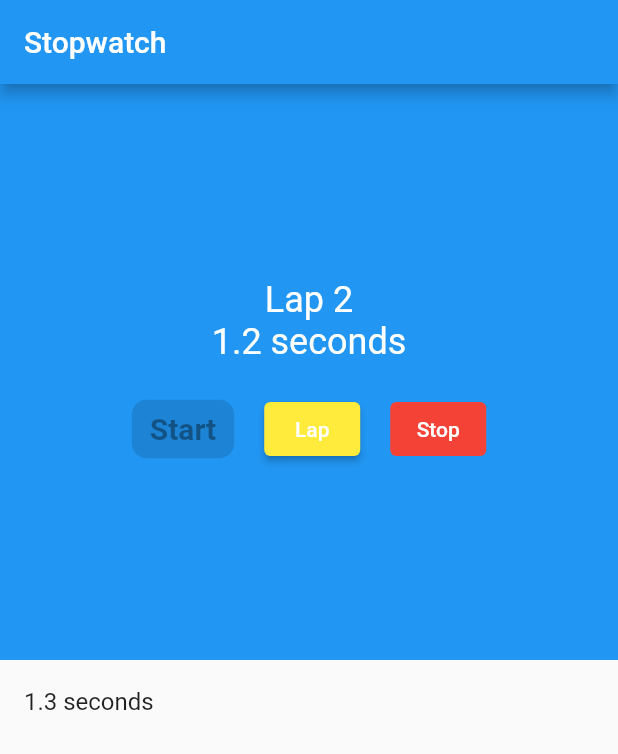
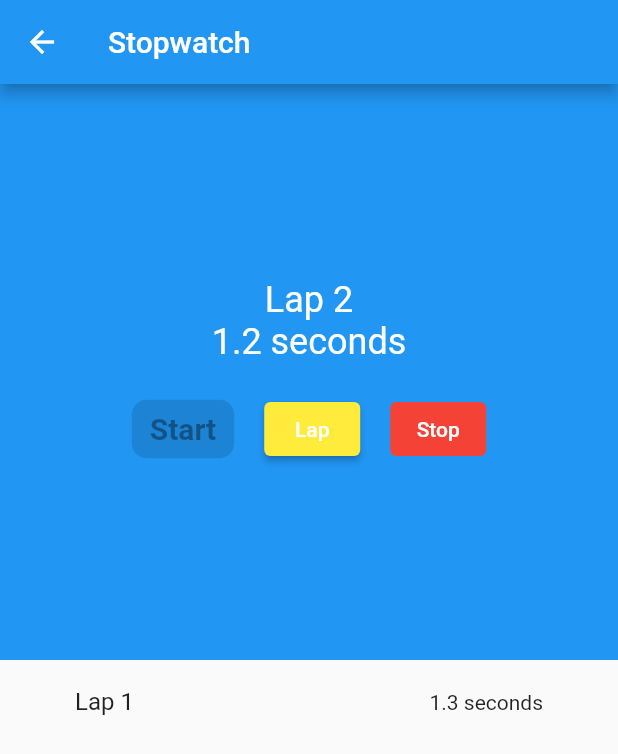
Before and after one commit to alvicaranzo/Stopwatch, a Flutter app: the StopWatch screen opened directly, after a tap on "Start", after a tap on "Lap", on a phone screen of 412 x 824 dp. Shown: the top 754 px of the screen. Run offline on Flutter 3.47's test engine with Material 2 defaults, Android fonts, the phone set to English and light mode, and no system bars.

Commit message:
Handling large datasets with list builders

```diff
--- a/lib/main.dart
+++ b/lib/main.dart
@@ -1,5 +1,7 @@
 import 'package:flutter/material.dart';
-import 'package:stopwatch/stopwatch.dart';
+//import 'package:stopwatch/stopwatch.dart';
+
+import 'login_screen.dart';
 
 void main() => runApp(const StopWatchApp());
 
@@ -10,7 +12,7 @@ class StopWatchApp extends StatelessWidget {
   @override
   Widget build(BuildContext context) {
     return const MaterialApp(
-      home: StopWatch(),
+      home: LoginScreen(),
     );
   }
 }
--- a/lib/stopwatch.dart
+++ b/lib/stopwatch.dart
@@ -11,6 +11,8 @@ class StopWatch extends StatefulWidget {
 class _StopWatchState extends State<StopWatch> {
   int milliseconds = 0;
   int seconds = 0;
+  final itemHeight = 60.0;
+  final scrollController = ScrollController();
   late Timer timer;
   final laps = <int>[];
   bool isTicking = false;
@@ -122,6 +124,11 @@ class _StopWatchState extends State<StopWatch> {
   }
 
   void _lap() {
+    scrollController.animateTo(
+      itemHeight * laps.length,
+      duration: const Duration(milliseconds: 500),
+      curve: Curves.easeIn,
+    );
     setState(() {
       laps.add(milliseconds);
       milliseconds = 0;
@@ -129,19 +136,27 @@ class _StopWatchState extends State<StopWatch> {
   }
 
   Widget _buildLapDisplay() {
-    return ListView(
-      children: [
-        for (int milliseconds in laps)
-          ListTile(
-            title: Text(_secondsText(milliseconds)),
-          )
-      ],
+    return Scrollbar(
+      child: ListView.builder(
+        controller: scrollController,
+        itemExtent: itemHeight,
+        itemCount: laps.length,
+        itemBuilder: (context, index) {
+          final milliseconds = laps[index];
+          return ListTile(
+            contentPadding: EdgeInsets.symmetric(horizontal: 50),
+            title: Text('Lap ${index + 1}'),
+            trailing: Text(_secondsText(milliseconds)),
+          );
+        },
+      ),
     );
   }
 
   @override
   void dispose() {
     timer.cancel();
+    scrollController.dispose();
     super.dispose();
   }
 }
```
Also changed, not shown: lib/login_screen.dart (added, +96 -0 lines).
